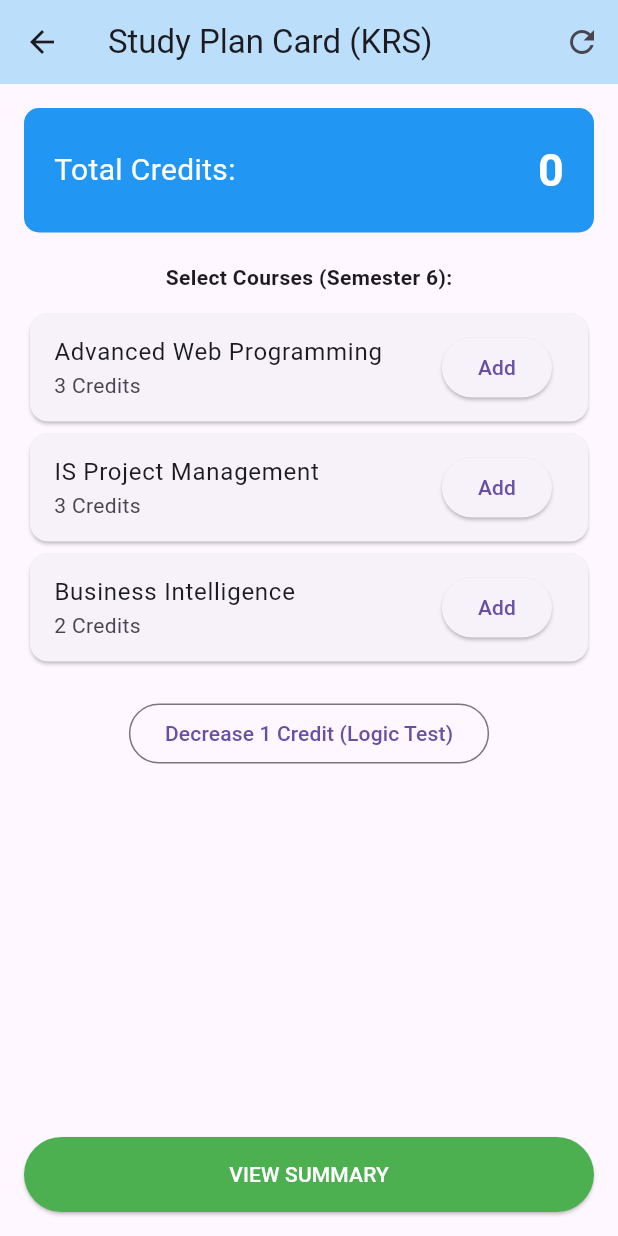
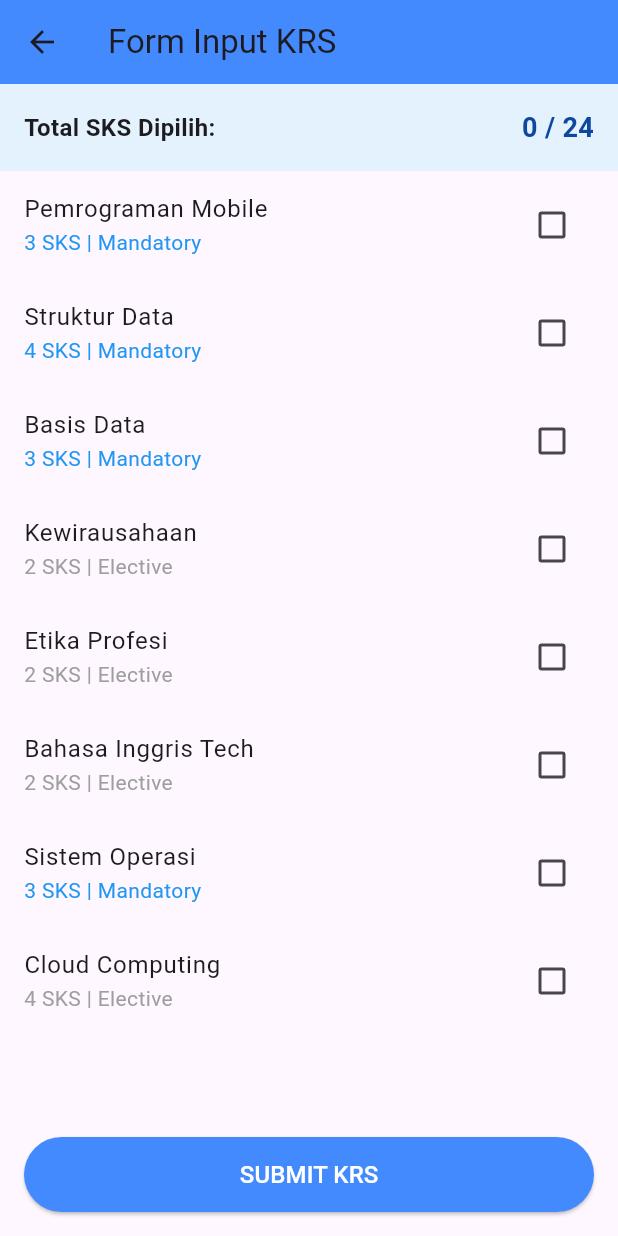
Before and after one commit to firmanchrstn/krs-app-week5, a Flutter app: the KrsScreen screen opened directly, on a phone screen of 412 x 824 dp. Run offline on Flutter 3.47's test engine with Material 3 defaults, Android fonts, the phone set to English and light mode, and no system bars.

Commit message:
KRS APP Week 5

```diff
--- a/lib/screens/krs_screen.dart
+++ b/lib/screens/krs_screen.dart
@@ -1,5 +1,4 @@
 import 'package:flutter/material.dart';
-import 'krs_detail_screen.dart';
 
 class KrsScreen extends StatefulWidget {
   const KrsScreen({super.key});
@@ -9,148 +8,133 @@ class KrsScreen extends StatefulWidget {
 }
 
 class _KrsScreenState extends State<KrsScreen> {
-  int totalSks = 0;
-  List<String> matkulDiambil = [];
+  // Data mata kuliah dengan informasi SKS dan Kategori
+  final List<Map<String, dynamic>> _courseList = [
+    {"id": 1, "name": "Pemrograman Mobile", "sks": 3, "isMandatory": true, "selected": false},
+    {"id": 2, "name": "Struktur Data", "sks": 4, "isMandatory": true, "selected": false},
+    {"id": 3, "name": "Basis Data", "sks": 3, "isMandatory": true, "selected": false},
+    {"id": 4, "name": "Kewirausahaan", "sks": 2, "isMandatory": false, "selected": false},
+    {"id": 5, "name": "Etika Profesi", "sks": 2, "isMandatory": false, "selected": false},
+    {"id": 6, "name": "Bahasa Inggris Tech", "sks": 2, "isMandatory": false, "selected": false},
+    {"id": 7, "name": "Sistem Operasi", "sks": 3, "isMandatory": true, "selected": false},
+    {"id": 8, "name": "Cloud Computing", "sks": 4, "isMandatory": false, "selected": false},
+  ];
 
-  void tambahMatkul(String namaMatkul, int sks) {
-    setState(() {
-      if (!matkulDiambil.contains(namaMatkul)) {
-        matkulDiambil.add(namaMatkul);
-        totalSks += sks;
+  // Logic: Menghitung total SKS yang dipilih
+  int get totalSks {
+    return _courseList
+        .where((course) => course['selected'])
+        .fold(0, (sum, item) => sum + (item['sks'] as int));
+  }
+
+  // Logic: Mengecek apakah ada mata kuliah wajib yang dipilih
+  bool get hasMandatorySelected {
+    return _courseList.any((course) => course['selected'] && course['isMandatory']);
+  }
+
+  // Logic: Fungsi validasi saat tombol submit ditekan
+  void _validateAndSubmit() {
+    if (totalSks == 0) {
+      _showSnackBar("Silakan pilih minimal satu mata kuliah.", Colors.orange);
+    } else if (totalSks > 24) {
+      _showSnackBar("Gagal! Total SKS ($totalSks) melebihi batas maksimal 24.", Colors.red);
+    } else if (!hasMandatorySelected) {
+      _showSnackBar("Gagal! Anda wajib memilih minimal satu mata kuliah Mandatory.", Colors.red);
     } else {
-        ScaffoldMessenger.of(context).showSnackBar(
-          SnackBar(content: Text("$namaMatkul is already taken!")),
-        );
-      }
+      // Jika lolos validasi, lanjut ke halaman detail/konfirmasi
+      // Sesuaikan nama route dengan main.dart Anda
+      Navigator.pushNamed(context, '/krs_detail', arguments: {
+        'selectedCourses': _courseList.where((c) => c['selected']).toList(),
+        'totalSks': totalSks,
       });
     }
+  }
 
-  void resetKrs() {
-    setState(() {
-      totalSks = 0;
-      matkulDiambil.clear();
-    });
+  void _showSnackBar(String message, Color color) {
+    ScaffoldMessenger.of(context).showSnackBar(
+      SnackBar(
+        content: Text(message),
+        backgroundColor: color,
+        duration: const Duration(seconds: 2),
+      ),
+    );
   }
 
   @override
   Widget build(BuildContext context) {
     return Scaffold(
       appBar: AppBar(
-        title: const Text("Study Plan Card (KRS)"),
-        backgroundColor: Colors.blue[100],
-        actions: [
-          IconButton(
-            icon: const Icon(Icons.refresh),
-            onPressed: resetKrs,
-            tooltip: "Reset Study Plan",
-          )
-        ],
+        title: const Text("Form Input KRS"),
+        backgroundColor: Colors.blueAccent,
       ),
-      body: Padding(
+      body: Column(
+        children: [
+          // Header Informasi SKS
+          Container(
             padding: const EdgeInsets.all(16.0),
-        child: Column(
-          children: [
-            Container(
-              padding: const EdgeInsets.all(20),
-              decoration: BoxDecoration(
-                color: Colors.blue,
-                borderRadius: BorderRadius.circular(10),
-              ),
+            color: totalSks > 24 ? Colors.red.shade50 : Colors.blue.shade50,
             child: Row(
               mainAxisAlignment: MainAxisAlignment.spaceBetween,
               children: [
                 const Text(
-                    "Total Credits:",
-                    style: TextStyle(color: Colors.white, fontSize: 20),
+                  "Total SKS Dipilih:",
+                  style: TextStyle(fontSize: 16, fontWeight: FontWeight.bold),
                 ),
                 Text(
-                    "$totalSks",
-                    style: const TextStyle(
-                      color: Colors.white,
-                      fontSize: 30,
-                      fontWeight: FontWeight.bold
+                  "$totalSks / 24",
+                  style: TextStyle(
+                    fontSize: 18,
+                    fontWeight: FontWeight.bold,
+                    color: totalSks > 24 ? Colors.red : Colors.blue.shade900,
                   ),
                 ),
               ],
             ),
           ),
 
-            const SizedBox(height: 20),
-            const Text("Select Courses (Semester 6):", style: TextStyle(fontWeight: FontWeight.bold)),
-            const SizedBox(height: 10),
-
-            Card(
-              child: ListTile(
-                title: const Text("Advanced Web Programming"),
-                subtitle: const Text("3 Credits"),
-                trailing: ElevatedButton(
-                  onPressed: () => tambahMatkul("Advanced Web Programming", 3),
-                  child: const Text("Add"),
+          // Daftar Mata Kuliah
+          Expanded(
+            child: ListView.builder(
+              itemCount: _courseList.length,
+              itemBuilder: (context, index) {
+                final course = _courseList[index];
+                return CheckboxListTile(
+                  title: Text(course['name']),
+                  subtitle: Text(
+                    "${course['sks']} SKS | ${course['isMandatory'] ? 'Mandatory' : 'Elective'}",
+                    style: TextStyle(
+                      color: course['isMandatory'] ? Colors.blue : Colors.grey,
                     ),
                   ),
-            ),
-
-            Card(
-              child: ListTile(
-                title: const Text("IS Project Management"),
-                subtitle: const Text("3 Credits"),
-                trailing: ElevatedButton(
-                  onPressed: () => tambahMatkul("IS Project Management", 3),
-                  child: const Text("Add"),
-                ),
-              ),
-            ),
-
-            Card(
-              child: ListTile(
-                title: const Text("Business Intelligence"),
-                subtitle: const Text("2 Credits"),
-                trailing: ElevatedButton(
-                  onPressed: () => tambahMatkul("Business Intelligence", 2),
-                  child: const Text("Add"),
-                ),
-              ),
-            ),
-
-            const SizedBox(height: 20),
-            OutlinedButton(
-              onPressed: () {
-                if (totalSks >= 1) {
+                  value: course['selected'],
+                  activeColor: Colors.blueAccent,
+                  onChanged: (bool? value) {
                     setState(() {
-                    totalSks -= 1;
+                      _courseList[index]['selected'] = value!;
                     });
-                } else {
-                   ScaffoldMessenger.of(context).showSnackBar(
-                    const SnackBar(content: Text("Credits cannot be negative!", style: TextStyle(color: Colors.red))),
-                  );
-                }
                   },
-              child: const Text("Decrease 1 Credit (Logic Test)"),
-            ),
-
-            const Spacer(),
-
-            SizedBox(
-              width: double.infinity,
-              height: 50,
-              child: ElevatedButton(
-                style: ElevatedButton.styleFrom(backgroundColor: Colors.green, foregroundColor: Colors.white),
-                child: const Text("VIEW SUMMARY"),
-                onPressed: () {
-                  Navigator.push(
-                    context,
-                    MaterialPageRoute(
-                      builder: (context) => KrsDetailScreen(
-                        totalSks: totalSks,
-                        daftarMatkul: matkulDiambil,
-                      ),
-                    ),
                 );
               },
             ),
           ),
+
+          // Tombol Submit
+          Padding(
+            padding: const EdgeInsets.all(16.0),
+            child: SizedBox(
+              width: double.infinity,
+              height: 50,
+              child: ElevatedButton(
+                style: ElevatedButton.styleFrom(
+                  backgroundColor: Colors.blueAccent,
+                  foregroundColor: Colors.white,
+                ),
+                onPressed: _validateAndSubmit,
+                child: const Text("SUBMIT KRS", style: TextStyle(fontSize: 16)),
+              ),
+            ),
+          ),
         ],
-        ),
       ),
     );
   }
```
Also changed, not shown: lib/screens/krs_detail_screen.dart (+50 -39 lines). Lines whose indentation alone changed are shown as unchanged.
